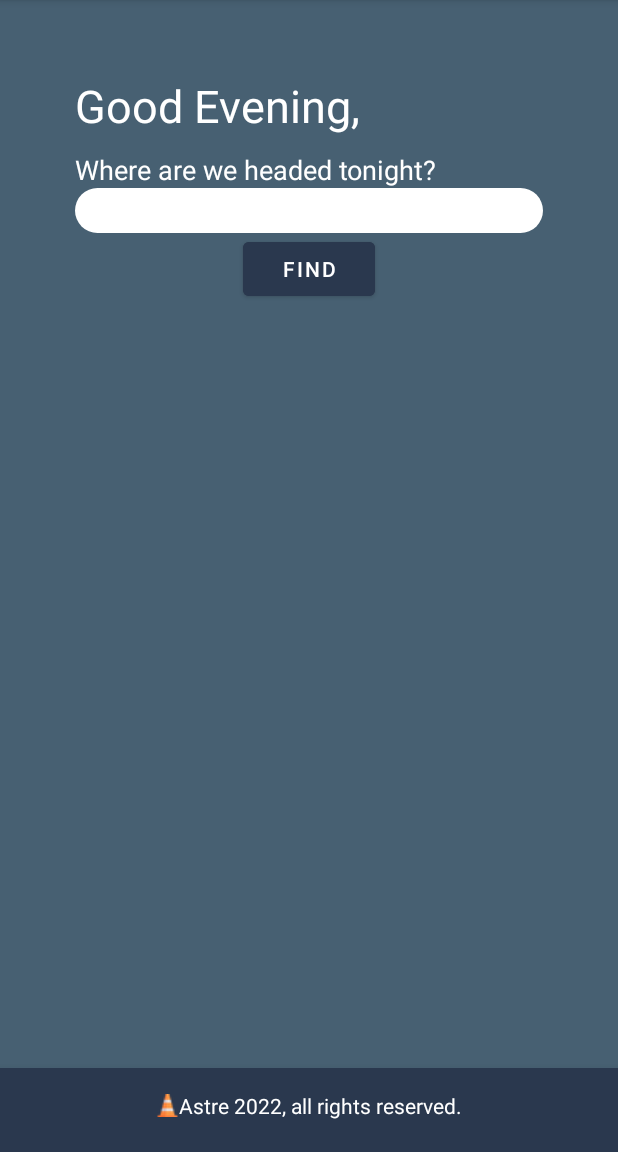
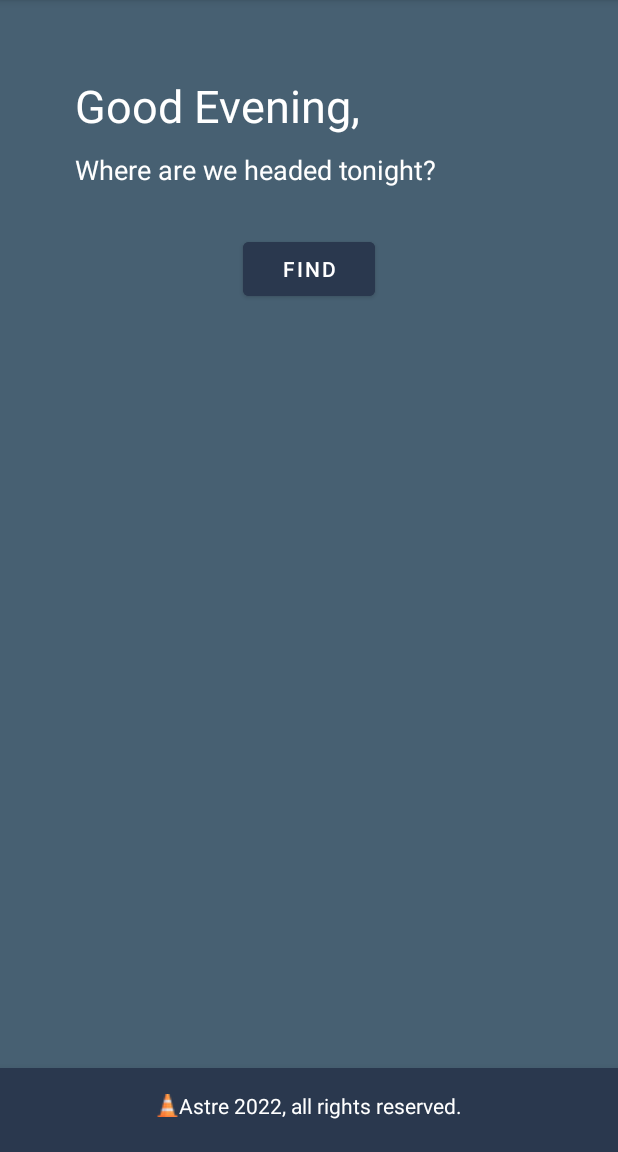
Before and after one commit to mehdi-nait/METAR-TAF-Android-App, an Android app: the screen it shows after launch (MainActivity), on a phone screen of 412 x 824 dp, the part 84-1236 px from its top. Run offline under Robolectric (Android 15) with nearby library versions, the phone set to English and light mode, and no system bars.

Commit message:
last commit

```diff
--- a/app/src/main/AndroidManifest.xml
+++ b/app/src/main/AndroidManifest.xml
@@ -8,7 +8,7 @@
         android:allowBackup="true"
         android:icon="@drawable/logo"
         android:label="@string/app_name"
-        android:roundIcon="@mipmap/ic_launcher_round"
+        android:roundIcon="@drawable/logo"
         android:supportsRtl="true"
         android:theme="@style/Theme.Metartaf">
         <activity
--- a/app/src/main/java/com/example/metar_taf/Global.java
+++ b/app/src/main/java/com/example/metar_taf/Global.java
@@ -13,5 +13,6 @@ public class Global {
     public static Station station;
     public static Taf taf;
     public static Aeroport aeroport;
+    public static List<Aeroport> tabAeroport = new ArrayList<>();
 
 }
--- a/app/src/main/java/com/example/metar_taf/MainActivity.java
+++ b/app/src/main/java/com/example/metar_taf/MainActivity.java
@@ -36,7 +36,7 @@ public class MainActivity extends AppCompatActivity {
         actionBar.setCustomView(view);
 
         find_button = (Button) findViewById(R.id.find_button);
-        code = (EditText) findViewById(R.id.OACI);
+        //code = (EditText) findViewById(R.id.OACI);
 
         find_button.setOnClickListener(new View.OnClickListener() {
             @Override
@@ -45,7 +45,7 @@ public class MainActivity extends AppCompatActivity {
                         MainActivity.this,
                         MainActivity2.class
                 );
-                intent.putExtra("message",code.getText().toString());
+                //intent.putExtra("message",code.getText().toString());
                 startActivity(intent);
             }
         });
--- a/app/src/main/res/layout/activity_main.xml
+++ b/app/src/main/res/layout/activity_main.xml
@@ -38,12 +38,11 @@
 
             </TextView>
 
-            <EditText
+            <TextView
                 android:id="@+id/OACI"
                 android:layout_width="match_parent"
                 android:layout_height="30dp"
-                android:background="@drawable/edittextstyle"
-                android:textColor="@color/bar_color"></EditText>
+                android:textColor="@color/bar_color"></TextView>
 
             <LinearLayout
                 android:layout_width="match_parent"
```
Also changed, not shown: app/src/main/java/com/example/metar_taf/MainActivity2.java (+11 -1 lines), app/src/main/java/com/example/metar_taf/MainActivity3.java (+7 -1 lines).
